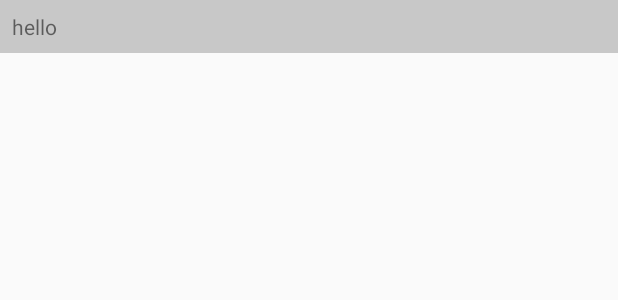
After one commit to EdisonLiao/banner-1, an Android app: the layout item_banner.xml on its own in the app's theme, with its tools: preview values and no code run, on a phone screen of 412 x 824 dp. The commit adds this screen. Shown: the top 300 px of the screen. Run offline under Robolectric (Android 15) with nearby library versions, the phone set to English and light mode, and no system bars.

Commit message:
add mz effect

```diff
--- a/app/src/main/AndroidManifest.xml
+++ b/app/src/main/AndroidManifest.xml
@@ -1,7 +1,7 @@
 <manifest xmlns:android="http://schemas.android.com/apk/res/android"
+    package="vip.frendy.demobanner">
 
-    package="vip.frendy.demobanner"
-    >
+    <uses-permission android:name="android.permission.INTERNET"/>
 
     <application android:allowBackup="true"
         android:label="@string/app_name"
--- a/app/src/main/res/layout/activity_main.xml
+++ b/app/src/main/res/layout/activity_main.xml
@@ -20,7 +20,11 @@
         android:id="@+id/banner2"
         android:layout_width="match_parent"
         android:layout_height="200dp"
+        android:layout_marginTop="24dp"
         android:scaleType="fitXY"
+        app:banner_transitionEffect="MZ"
+        app:banner_contentLeftMargin="16dp"
+        app:banner_contentRightMargin="16dp"
         app:banner_isNeedShowIndicator="false"
         app:banner_pointContainerBackground="@android:color/transparent" />
 </LinearLayout>
--- /dev/null
+++ b/app/src/main/res/layout/item_banner.xml
@@ -0,0 +1,20 @@
+<?xml version="1.0" encoding="utf-8"?>
+<FrameLayout
+    xmlns:android="http://schemas.android.com/apk/res/android"
+    android:orientation="vertical"
+    android:layout_width="match_parent"
+    android:layout_height="match_parent">
+
+    <ImageView
+        android:id="@+id/image"
+        android:layout_width="match_parent"
+        android:layout_height="match_parent" />
+
+    <TextView
+        android:id="@+id/title"
+        android:layout_width="match_parent"
+        android:layout_height="wrap_content"
+        android:background="#33000000"
+        android:padding="8dp"
+        android:text="hello"/>
+</FrameLayout>
--- a/kbanner/src/main/java/vip/frendy/kbanner/transformer/BGAPageTransformer.java
+++ b/kbanner/src/main/java/vip/frendy/kbanner/transformer/BGAPageTransformer.java
@@ -58,6 +58,8 @@ public abstract class BGAPageTransformer implements ViewPager.PageTransformer {
                 return new DepthPageTransformer();
             case Zoom:
                 return new ZoomPageTransformer();
+            case MZ:
+                return new ZoomPageTransformer();
             default:
                 return new DefaultPageTransformer();
         }
--- a/kbanner/src/main/java/vip/frendy/kbanner/transformer/TransitionEffect.java
+++ b/kbanner/src/main/java/vip/frendy/kbanner/transformer/TransitionEffect.java
@@ -13,5 +13,6 @@ public enum TransitionEffect {
     ZoomStack,
     Stack,
     Depth,
-    Zoom
+    Zoom,
+    MZ
 }
--- a/kbanner/src/main/res/values/attrs.xml
+++ b/kbanner/src/main/res/values/attrs.xml
@@ -41,6 +41,7 @@
             <enum name="stack" value="10"/>
             <enum name="depth" value="11"/>
             <enum name="zoom" value="12"/>
+            <enum name="MZ" value="13"/>
         </attr>
         <!-- 提示文案的文字颜色 -->
         <attr name="banner_tipTextColor" format="reference|color"/>
@@ -62,6 +63,8 @@
         <attr name="banner_isNeedShowIndicator" format="boolean"/>
         <!-- 自动轮播区域距离 BGABanner 底部的距离 -->
         <attr name="banner_contentBottomMargin" format="dimension"/>
+        <attr name="banner_contentRightMargin" format="dimension"/>
+        <attr name="banner_contentLeftMargin" format="dimension"/>
         <!-- 占位图缩放模式 -->
         <attr name="android:scaleType"/>
     </declare-styleable>
```
Also changed, not shown: app/src/main/java/vip/frendy/demobanner/MainActivity.kt (+12 -6 lines), kbanner/src/main/java/vip/frendy/kbanner/KBBanner.java (+31 -1 lines), kbanner/src/main/java/vip/frendy/kbanner/transformer/ScaleYPageTransformer.java (added, +37 -0 lines).
